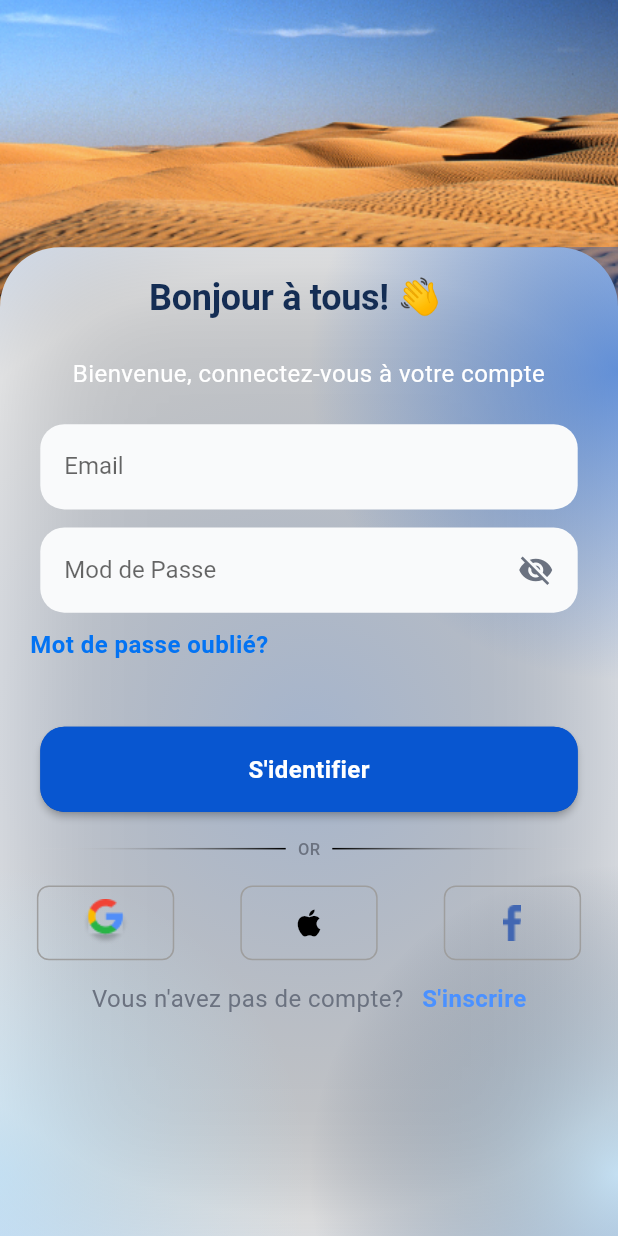
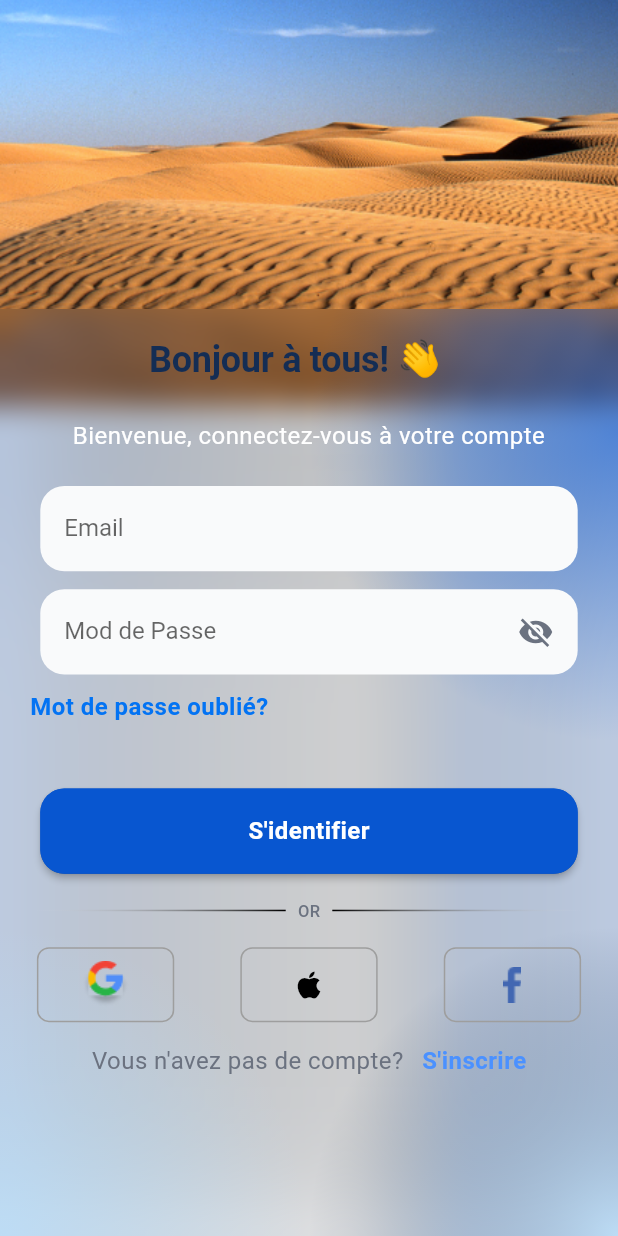
Before and after one commit to mohamedhabibmsahel/TravelApp, a Flutter app: the LoginView screen opened by its route, on a phone screen of 412 x 824 dp. Run offline on Flutter 3.47's test engine with Material 2 defaults, Android fonts, the phone set to English and light mode, and no system bars; our stand-ins replace get, shared_preferences; accounts and stored records are empty; Roboto replaces fonts that are missing (Poppins).

Commit message:
fixing loginView

```diff
--- a/my_travel_app/lib/views/login_View.dart
+++ b/my_travel_app/lib/views/login_View.dart
@@ -1,3 +1,5 @@
+import 'dart:ui';
+
 import 'package:flutter/gestures.dart';
 import 'package:flutter/material.dart';
 
@@ -31,21 +33,16 @@ class _LoginViewState extends State<LoginView> {
             Align(
               alignment: Alignment.bottomCenter,
               child: Container(
-                height: MediaQuery.of(context).size.height * 0.8,
-                decoration: BoxDecoration(
-                  borderRadius: BorderRadius.only(
-                      topLeft: Radius.circular(40.0),
-                      topRight: Radius.circular(40.0)),
-                  color: Color(0xFFFFFFFF),
-                ),
+                height: MediaQuery.of(context).size.height * 0.75,
                 child: Container(
                   decoration: BoxDecoration(
                     borderRadius: BorderRadius.only(
-                        topLeft: Radius.circular(40.0),
-                        topRight: Radius.circular(40.0)),
-                    gradient: RadialGradient(
-                      center: Alignment(0, 0),
-                      radius: 1,
+                      topLeft: Radius.circular(40.0),
+                      topRight: Radius.circular(40.0),
+                    ),
+                    gradient: LinearGradient(
+                      begin: Alignment.centerLeft,
+                      end: Alignment(0.5, 0),
                       colors: [
                         Color.fromRGBO(8, 86, 208, 0.2),
                         Color.fromRGBO(20, 45, 84, 0.03),
@@ -60,8 +57,40 @@ class _LoginViewState extends State<LoginView> {
                       ),
                     ],
                   ),
+
                   child: Stack(
                     children: [
+                      Positioned(
+                        left: 0,
+                        top: MediaQuery.of(context).size.height * 0.2,
+                        child: Container(
+                          width: MediaQuery.of(context).size.width,
+                          height: MediaQuery.of(context).size.height * 0.8,
+                          child: Container(
+                            decoration: BoxDecoration(
+                              borderRadius: BorderRadius.only(
+                                topLeft: Radius.circular(40.0),
+                                topRight: Radius.circular(40.0),
+                              ),
+                              boxShadow: [
+                                BoxShadow(
+                                  color: Colors.white.withOpacity(0.2),
+                                  blurRadius: 80,
+                                ),
+                              ],
+                            ),
+                            child: BackdropFilter(
+                              filter: ImageFilter.blur(sigmaX: 10, sigmaY: 10),
+                              child: ClipRRect(
+                                borderRadius: BorderRadius.only(
+                                  topLeft: Radius.circular(40.0),
+                                  topRight: Radius.circular(40.0),
+                                ),
+                              ),
+                            ),
+                          ),
+                        ),
+                      ),
                       Positioned(
                         left: width / 2,
                         top: -width * 0.8,
```
